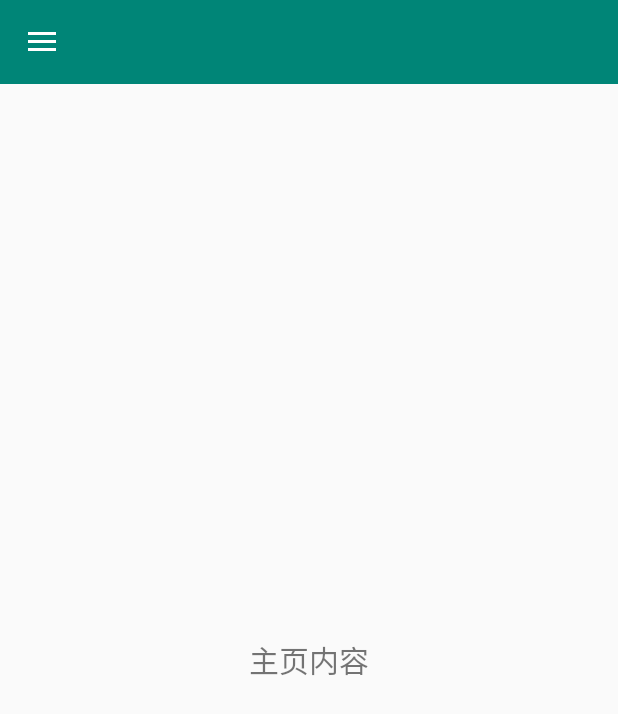
After one commit to zhenhunfan/learn, an Android app: the DrawLayoutActivity screen opened directly, with no data from a screen before it, on a phone screen of 412 x 824 dp. The commit adds this screen. Shown: the top 714 px of the screen. Run offline under Robolectric (Android 15) with nearby library versions, the phone set to English and light mode, and no system bars.

Commit message:
添加了测试布局演示

```diff
--- a/android/07.Layout/app/build.gradle
+++ b/android/07.Layout/app/build.gradle
@@ -23,7 +23,7 @@ dependencies {
     implementation 'androidx.appcompat:appcompat:1.2.0'
     implementation 'androidx.constraintlayout:constraintlayout:2.0.4'
     implementation 'androidx.percentlayout:percentlayout:1.0.0'
-
+    implementation 'com.android.support:design:28.0.0'
     testImplementation 'junit:junit:4.12'
     androidTestImplementation 'androidx.test.ext:junit:1.1.2'
     androidTestImplementation 'androidx.test.espresso:espresso-core:3.3.0'
--- a/android/07.Layout/app/src/main/AndroidManifest.xml
+++ b/android/07.Layout/app/src/main/AndroidManifest.xml
@@ -9,6 +9,7 @@
         android:roundIcon="@mipmap/ic_launcher_round"
         android:supportsRtl="true"
         android:theme="@style/AppTheme">
+        <activity android:name=".DrawLayoutActivity"></activity>
         <activity android:name=".MainActivity">
             <intent-filter>
                 <action android:name="android.intent.action.MAIN" />
@@ -22,7 +23,7 @@
         <activity android:name=".LinearActivity" />
         <activity android:name=".FrameActivity" />
         <activity android:name=".TableLayoutActivity" />
-        <activity android:name=".PercentLayoutActivity"/>
+        <activity android:name=".PercentLayoutActivity" />
     </application>
 
 </manifest>
--- /dev/null
+++ b/android/07.Layout/app/src/main/java/com/zhenhunfan/layout/DrawLayoutActivity.java
@@ -0,0 +1,41 @@
+package com.zhenhunfan.layout;
+
+import androidx.annotation.NonNull;
+import androidx.appcompat.app.ActionBarDrawerToggle;
+import androidx.appcompat.app.AppCompatActivity;
+import androidx.appcompat.widget.Toolbar;
+import androidx.drawerlayout.widget.DrawerLayout;
+
+import android.os.Bundle;
+import android.view.MenuItem;
+import android.widget.Toast;
+
+import com.google.android.material.navigation.NavigationView;
+
+public class DrawLayoutActivity extends AppCompatActivity {
+    private DrawerLayout drawerLayout;
+    private Toolbar toolbar;
+
+    @Override
+    protected void onCreate(Bundle savedInstanceState) {
+        super.onCreate(savedInstanceState);
+        setContentView(R.layout.activity_draw_layout);
+
+        drawerLayout = findViewById(R.id.draw_layout);
+        toolbar = findViewById(R.id.toolbar);
+
+        //添加toolbar上的图标按钮
+        ActionBarDrawerToggle actionBarDrawerToggle = new ActionBarDrawerToggle(this,drawerLayout,toolbar,R.string.app_name,R.string.app_name);
+        actionBarDrawerToggle.syncState();
+
+        //给左侧侧滑菜单中的菜单项添加点击事件
+        NavigationView navigationView = findViewById(R.id.design_navigation_view);
+        navigationView.setNavigationItemSelectedListener(new NavigationView.OnNavigationItemSelectedListener() {
+            @Override
+            public boolean onNavigationItemSelected(@NonNull MenuItem menuItem) {
+                drawerLayout.closeDrawers();
+                return true;
+            }
+        });
+    }
+}
--- /dev/null
+++ b/android/07.Layout/app/src/main/res/layout/activity_draw_layout.xml
@@ -0,0 +1,52 @@
+<?xml version="1.0" encoding="utf-8"?>
+<androidx.drawerlayout.widget.DrawerLayout xmlns:android="http://schemas.android.com/apk/res/android"
+    xmlns:app="http://schemas.android.com/apk/res-auto"
+    xmlns:tools="http://schemas.android.com/tools"
+    android:id="@+id/draw_layout"
+    android:layout_width="match_parent"
+    android:layout_height="match_parent"
+    tools:context=".DrawLayoutActivity">
+
+    <!--
+        第一个子视图表示的是主页内容
+        toolbar不可缺少
+    -->
+    <LinearLayout
+        android:layout_width="match_parent"
+        android:layout_height="wrap_content"
+        android:orientation="vertical">
+        <androidx.appcompat.widget.Toolbar
+            android:id="@+id/toolbar"
+            android:layout_width="match_parent"
+            android:layout_height="?attr/actionBarSize"
+            android:background="@color/colorPrimary"
+            android:theme="@style/ThemeOverlay.AppCompat.Dark.ActionBar"/>
+        <TextView
+            android:layout_width="match_parent"
+            android:layout_height="match_parent"
+            android:text="主页内容"
+            android:gravity="center"
+            android:textSize="20sp"/>
+    </LinearLayout>
+    <!--    第二个子视图表示侧滑菜单的布局     -->
+    <!--    <android.support.design.widget.NavigationView />-->
+    <com.google.android.material.navigation.NavigationView
+        android:id="@+id/design_navigation_view"
+        android:layout_width="match_parent"
+        android:layout_height="match_parent"
+        app:headerLayout="@layout/nav_header"
+        app:menu="@menu/nav_menu"
+        android:layout_gravity="start"/>
+
+    <!--    第三个子视图表示右侧侧滑菜单的布局     -->
+    <LinearLayout
+        android:layout_width="match_parent"
+        android:layout_height="match_parent"
+        android:background="#FAC1C2"
+        android:layout_gravity="end">
+        <TextView
+            android:layout_width="wrap_content"
+            android:layout_height="wrap_content"
+            android:text="右侧菜单"/>
+    </LinearLayout>
+</androidx.drawerlayout.widget.DrawerLayout>
--- a/android/07.Layout/app/src/main/res/layout/activity_main.xml
+++ b/android/07.Layout/app/src/main/res/layout/activity_main.xml
@@ -42,4 +42,10 @@
         android:layout_height="wrap_content"
         android:text="打开仿京东登录案例"
         android:onClick="openJD"/>
+
+    <Button
+        android:layout_width="match_parent"
+        android:layout_height="wrap_content"
+        android:text="打开侧滑布局"
+        android:onClick="openDraw"/>
 </LinearLayout>
--- /dev/null
+++ b/android/07.Layout/app/src/main/res/menu/nav_menu.xml
@@ -0,0 +1,11 @@
+<?xml version="1.0" encoding="utf-8"?>
+<menu xmlns:android="http://schemas.android.com/apk/res/android">
+    <group android:checkableBehavior="single">
+        <item android:id="@+id/menu_item_call"
+            android:icon="@drawable/call"
+            android:title="CALL"/>
+        <item android:id="@+id/menu_item_location"
+            android:icon="@drawable/location"
+            android:title="CALL"/>
+    </group>
+</menu>
```
Also changed, not shown: android/07.Layout/app/src/main/java/com/zhenhunfan/layout/MainActivity.java (+9 -0 lines), android/07.Layout/app/src/main/res/layout/nav_header.xml (added, +21 -0 lines), android/07.Layout/app/src/main/res/drawable/call.png (added), android/07.Layout/app/src/main/res/drawable/lion.jpg (added), android/07.Layout/app/src/main/res/drawable/location.png (added), 1 other file.
